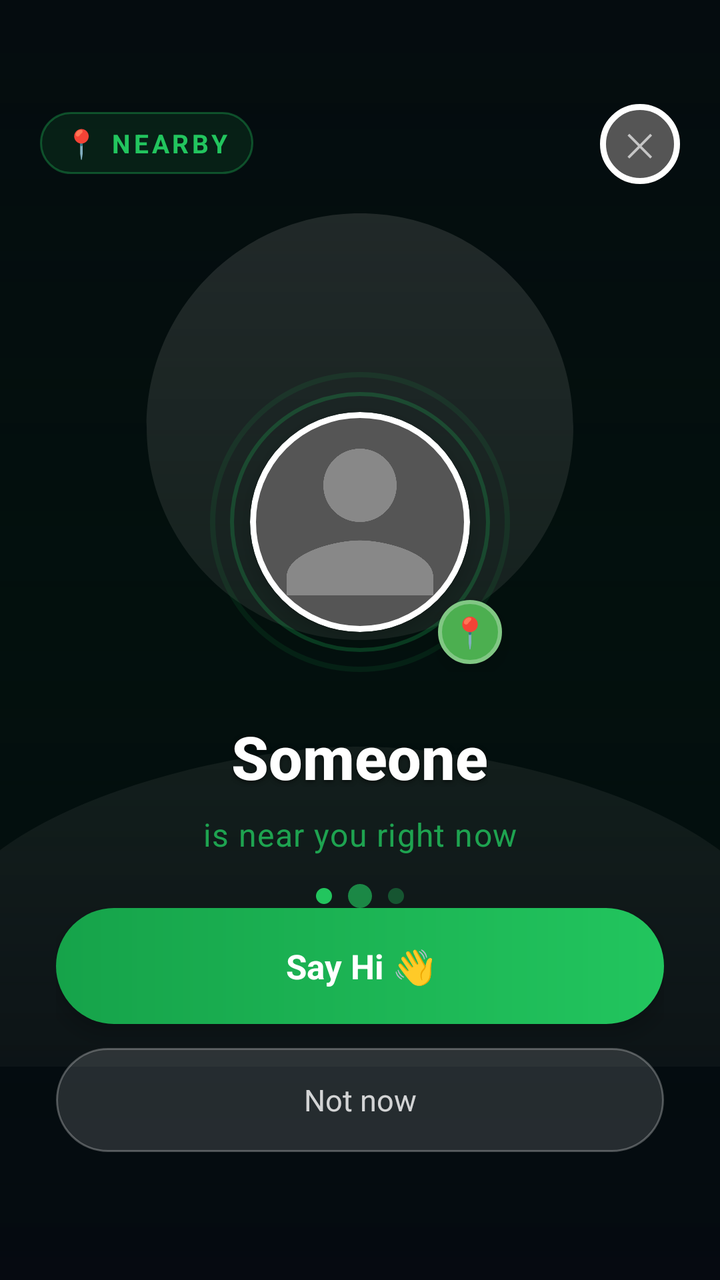
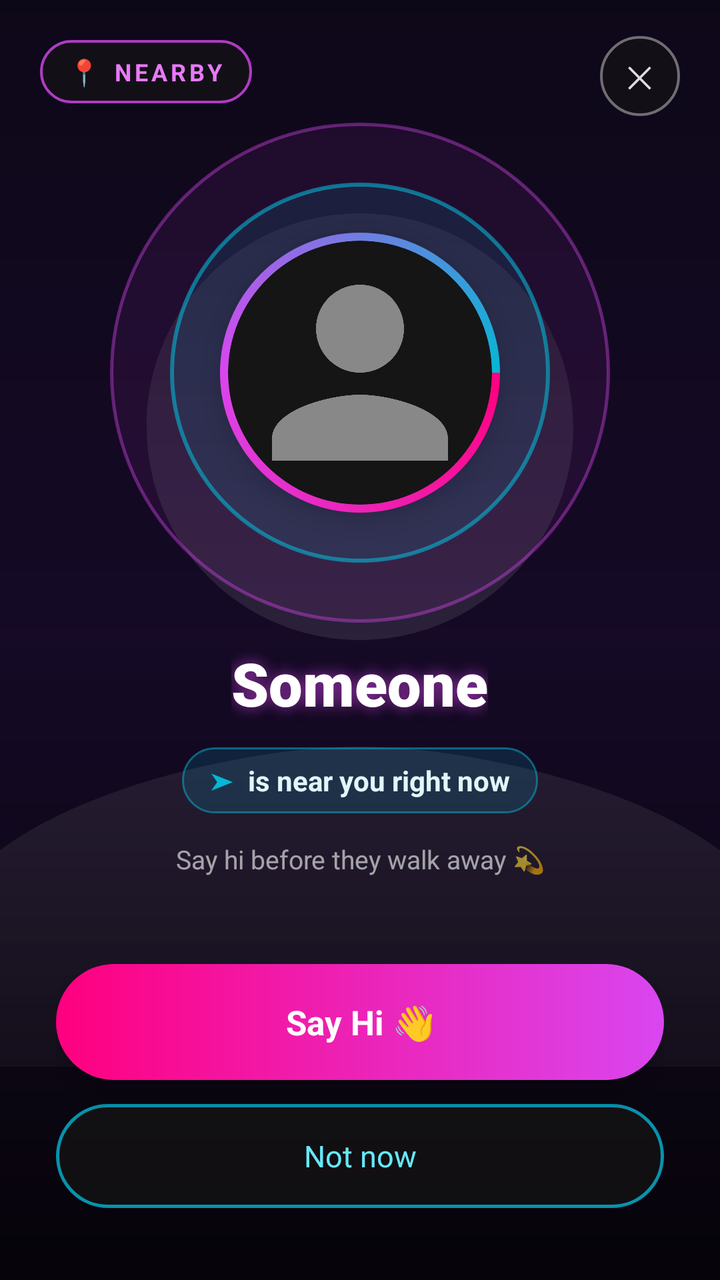

Compare the two renders of this Android layout. The source of the first and the diff that turns it into the second are given below.
<!-- AndroidManifest.xml: activity theme android:Theme.Black.NoTitleBar.Fullscreen -->
<!-- res/layout/activity_nearby_alert.xml -->
<?xml version="1.0" encoding="utf-8"?>
<FrameLayout xmlns:android="http://schemas.android.com/apk/res/android"
    android:layout_width="match_parent"
    android:layout_height="match_parent"
    android:background="#050A10">

    
    <ImageView
        android:id="@+id/ivBackground"
        android:layout_width="match_parent"
        android:layout_height="match_parent"
        android:scaleType="centerCrop"
        android:alpha="0.30"
        android:src="@drawable/ic_default_avatar" />

    
    <View
        android:layout_width="match_parent"
        android:layout_height="match_parent"
        android:background="@drawable/nearby_gradient_overlay" />

    
    <LinearLayout
        android:layout_width="wrap_content"
        android:layout_height="wrap_content"
        android:layout_gravity="top|start"
        android:layout_marginTop="56dp"
        android:layout_marginStart="20dp"
        android:orientation="horizontal"
        android:gravity="center_vertical"
        android:background="@drawable/nearby_badge_bg"
        android:paddingHorizontal="12dp"
        android:paddingVertical="6dp">

        <TextView
            android:layout_width="wrap_content"
            android:layout_height="wrap_content"
            android:text="📍"
            android:textSize="14sp" />

        <TextView
            android:layout_width="wrap_content"
            android:layout_height="wrap_content"
            android:layout_marginStart="6dp"
            android:text="NEARBY"
            android:textColor="#22C55E"
            android:textSize="13sp"
            android:textStyle="bold"
            android:letterSpacing="0.12" />
    </LinearLayout>

    
    <FrameLayout
        android:id="@+id/btnClose"
        android:layout_width="40dp"
        android:layout_height="40dp"
        android:layout_gravity="top|end"
        android:layout_marginTop="52dp"
        android:layout_marginEnd="20dp"
        android:background="@drawable/circle_avatar_bg">
        <TextView
            android:layout_width="wrap_content"
            android:layout_height="wrap_content"
            android:layout_gravity="center"
            android:text="✕"
            android:textColor="#AAFFFFFF"
            android:textSize="16sp" />
    </FrameLayout>

    
    <LinearLayout
        android:layout_width="match_parent"
        android:layout_height="wrap_content"
        android:layout_gravity="center_vertical"
        android:orientation="vertical"
        android:gravity="center_horizontal"
        android:paddingHorizontal="32dp">

        
        <FrameLayout
            android:layout_width="150dp"
            android:layout_height="150dp"
            android:layout_gravity="center_horizontal">

            
            <View
                android:layout_width="150dp"
                android:layout_height="150dp"
                android:background="@drawable/nearby_ring_outer"
                android:alpha="0.35" />

            
            <View
                android:layout_width="130dp"
                android:layout_height="130dp"
                android:layout_gravity="center"
                android:background="@drawable/nearby_ring_inner"
                android:alpha="0.5" />

            
            <ImageView
                android:id="@+id/ivSenderAvatar"
                android:layout_width="110dp"
                android:layout_height="110dp"
                android:layout_gravity="center"
                android:scaleType="centerCrop"
                android:src="@drawable/ic_default_avatar"
                android:background="@drawable/circle_avatar_bg"
                android:clipToOutline="true"
                android:elevation="4dp" />

            
            <TextView
                android:layout_width="32dp"
                android:layout_height="32dp"
                android:layout_gravity="bottom|end"
                android:layout_marginBottom="4dp"
                android:layout_marginEnd="4dp"
                android:background="@drawable/btn_accept_bg"
                android:gravity="center"
                android:text="📍"
                android:textSize="15sp"
                android:elevation="6dp" />
        </FrameLayout>

        
        <TextView
            android:id="@+id/tvSenderName"
            android:layout_width="wrap_content"
            android:layout_height="wrap_content"
            android:layout_marginTop="22dp"
            android:text="Someone"
            android:textColor="#FFFFFF"
            android:textSize="30sp"
            android:textStyle="bold"
            android:fontFamily="sans-serif-medium"
            android:shadowColor="#99000000"
            android:shadowDx="0"
            android:shadowDy="2"
            android:shadowRadius="6" />

        
        <TextView
            android:id="@+id/tvDistance"
            android:layout_width="wrap_content"
            android:layout_height="wrap_content"
            android:layout_marginTop="8dp"
            android:text="is near you right now"
            android:textColor="#CC22C55E"
            android:textSize="16sp"
            android:letterSpacing="0.03" />

        
        <LinearLayout
            android:layout_width="wrap_content"
            android:layout_height="wrap_content"
            android:layout_marginTop="14dp"
            android:orientation="horizontal"
            android:gravity="center_vertical">

            <TextView
                android:layout_width="8dp"
                android:layout_height="8dp"
                android:background="@drawable/nearby_dot"
                android:alpha="1.0" />
            <TextView
                android:layout_width="12dp"
                android:layout_height="12dp"
                android:layout_marginStart="8dp"
                android:background="@drawable/nearby_dot"
                android:alpha="0.65" />
            <TextView
                android:layout_width="8dp"
                android:layout_height="8dp"
                android:layout_marginStart="8dp"
                android:background="@drawable/nearby_dot"
                android:alpha="0.35" />
        </LinearLayout>

    </LinearLayout>

    
    <LinearLayout
        android:layout_width="match_parent"
        android:layout_height="wrap_content"
        android:layout_gravity="bottom"
        android:orientation="vertical"
        android:paddingBottom="64dp"
        android:paddingHorizontal="28dp">

        
        <Button
            android:id="@+id/btnConnect"
            android:layout_width="match_parent"
            android:layout_height="58dp"
            android:text="Say Hi 👋"
            android:textColor="#FFFFFF"
            android:textSize="17sp"
            android:textStyle="bold"
            android:background="@drawable/btn_nearby_connect"
            android:elevation="6dp" />

        <View
            android:layout_width="match_parent"
            android:layout_height="12dp" />

        
        <Button
            android:id="@+id/btnIgnore"
            android:layout_width="match_parent"
            android:layout_height="52dp"
            android:text="Not now"
            android:textColor="#CCFFFFFF"
            android:textSize="15sp"
            android:background="@drawable/btn_nearby_ignore"
            android:elevation="2dp" />

    </LinearLayout>

</FrameLayout>
<!-- resources referenced by this layout -->
<resources>
  <!-- drawable btn_accept_bg (drawable) -->
  <?xml version="1.0" encoding="utf-8"?>
  <shape xmlns:android="http://schemas.android.com/apk/res/android"
      android:shape="oval">
      <solid android:color="#FF4CAF50" />
      <stroke android:width="2dp" android:color="#FF81C784" />
  </shape>
  <!-- drawable btn_nearby_connect (drawable) -->
  <?xml version="1.0" encoding="utf-8"?>
  <shape xmlns:android="http://schemas.android.com/apk/res/android"
      android:shape="rectangle">
      <gradient
          android:angle="0"
          android:startColor="#16A34A"
          android:endColor="#22C55E"
          android:type="linear" />
      <corners android:radius="30dp" />
  </shape>
  <!-- drawable btn_nearby_ignore (drawable) -->
  <?xml version="1.0" encoding="utf-8"?>
  <shape xmlns:android="http://schemas.android.com/apk/res/android"
      android:shape="rectangle">
      <solid android:color="#22FFFFFF" />
      <stroke android:width="1dp" android:color="#44FFFFFF" />
      <corners android:radius="30dp" />
  </shape>
  <!-- drawable circle_avatar_bg (drawable) -->
  <?xml version="1.0" encoding="utf-8"?>
  <shape xmlns:android="http://schemas.android.com/apk/res/android"
      android:shape="oval">
      <solid android:color="#FF555555" />
      <stroke android:width="3dp" android:color="#FFFFFFFF" />
  </shape>
  <!-- drawable ic_default_avatar (drawable) -->
  <?xml version="1.0" encoding="utf-8"?>
  <vector xmlns:android="http://schemas.android.com/apk/res/android"
      android:width="140dp"
      android:height="140dp"
      android:viewportWidth="24"
      android:viewportHeight="24">
      <path
          android:fillColor="#FF888888"
          android:pathData="M12,12c2.21,0 4,-1.79 4,-4s-1.79,-4 -4,-4 -4,1.79 -4,4 1.79,4 4,4zM12,14c-2.67,0 -8,1.34 -8,4v2h16v-2c0,-2.66 -5.33,-4 -8,-4z" />
  </vector>
  <!-- drawable nearby_badge_bg (drawable) -->
  <?xml version="1.0" encoding="utf-8"?>
  <shape xmlns:android="http://schemas.android.com/apk/res/android"
      android:shape="rectangle">
      <solid android:color="#1A22C55E" />
      <stroke android:width="1dp" android:color="#5522C55E" />
      <corners android:radius="20dp" />
  </shape>
  <!-- drawable nearby_dot (drawable) -->
  <?xml version="1.0" encoding="utf-8"?>
  <shape xmlns:android="http://schemas.android.com/apk/res/android"
      android:shape="oval">
      <solid android:color="#22C55E" />
  </shape>
  <!-- drawable nearby_gradient_overlay (drawable) -->
  <?xml version="1.0" encoding="utf-8"?>
  <shape xmlns:android="http://schemas.android.com/apk/res/android">
      <gradient
          android:angle="90"
          android:startColor="#EE050A10"
          android:centerColor="#8800150A"
          android:endColor="#22001505"
          android:type="linear" />
  </shape>
  <!-- drawable nearby_ring_inner (drawable) -->
  <?xml version="1.0" encoding="utf-8"?>
  <shape xmlns:android="http://schemas.android.com/apk/res/android"
      android:shape="oval">
      <stroke android:width="2dp" android:color="#7722C55E" />
  </shape>
  <!-- drawable nearby_ring_outer (drawable) -->
  <?xml version="1.0" encoding="utf-8"?>
  <shape xmlns:android="http://schemas.android.com/apk/res/android"
      android:shape="oval">
      <stroke android:width="2.5dp" android:color="#4422C55E" />
  </shape>
</resources>

<!-- the commit's change to res/layout/activity_nearby_alert.xml (unified diff, before → after) -->
@@ -2,7 +2,8 @@
 <FrameLayout xmlns:android="http://schemas.android.com/apk/res/android"
     android:layout_width="match_parent"
     android:layout_height="match_parent"
-    android:background="#050A10">
+    android:background="#0D0818"
+    android:fitsSystemWindows="true">
 
     
     <ImageView
@@ -10,61 +11,60 @@
         android:layout_width="match_parent"
         android:layout_height="match_parent"
         android:scaleType="centerCrop"
-        android:alpha="0.30"
+        android:alpha="0.45"
         android:src="@drawable/ic_default_avatar" />
 
-    
     <View
         android:layout_width="match_parent"
         android:layout_height="match_parent"
-        android:background="@drawable/nearby_gradient_overlay" />
+        android:background="@drawable/neon_nearby_overlay" />
 
     
     <LinearLayout
         android:layout_width="wrap_content"
         android:layout_height="wrap_content"
         android:layout_gravity="top|start"
-        android:layout_marginTop="56dp"
         android:layout_marginStart="20dp"
+        android:layout_marginTop="20dp"
+        android:background="@drawable/neon_nearby_badge"
+        android:gravity="center_vertical"
         android:orientation="horizontal"
-        android:gravity="center_vertical"
-        android:background="@drawable/nearby_badge_bg"
-        android:paddingHorizontal="12dp"
-        android:paddingVertical="6dp">
+        android:paddingHorizontal="14dp"
+        android:paddingVertical="7dp">
 
         <TextView
             android:layout_width="wrap_content"
             android:layout_height="wrap_content"
             android:text="📍"
-            android:textSize="14sp" />
+            android:textSize="13sp" />
 
         <TextView
             android:layout_width="wrap_content"
             android:layout_height="wrap_content"
             android:layout_marginStart="6dp"
+            android:letterSpacing="0.14"
             android:text="NEARBY"
-            android:textColor="#22C55E"
-            android:textSize="13sp"
-            android:textStyle="bold"
-            android:letterSpacing="0.12" />
+            android:textColor="#FFE879F9"
+            android:textSize="12sp"
+            android:textStyle="bold" />
     </LinearLayout>
 
-    
     <FrameLayout
         android:id="@+id/btnClose"
         android:layout_width="40dp"
         android:layout_height="40dp"
         android:layout_gravity="top|end"
-        android:layout_marginTop="52dp"
+        android:layout_marginTop="18dp"
         android:layout_marginEnd="20dp"
-        android:background="@drawable/circle_avatar_bg">
+        android:background="@drawable/neon_nearby_close">
+
         <TextView
             android:layout_width="wrap_content"
             android:layout_height="wrap_content"
             android:layout_gravity="center"
             android:text="✕"
-            android:textColor="#AAFFFFFF"
-            android:textSize="16sp" />
+            android:textColor="#DDFFFFFF"
+            android:textSize="15sp" />
     </FrameLayout>
 
     
@@ -72,111 +72,102 @@
         android:layout_width="match_parent"
         android:layout_height="wrap_content"
         android:layout_gravity="center_vertical"
+        android:layout_marginBottom="70dp"
+        android:gravity="center_horizontal"
         android:orientation="vertical"
-        android:gravity="center_horizontal"
-        android:paddingHorizontal="32dp">
-
-        
+        android:paddingHorizontal="28dp">
+
         <FrameLayout
-            android:layout_width="150dp"
-            android:layout_height="150dp"
-            android:layout_gravity="center_horizontal">
+            android:layout_width="250dp"
+            android:layout_height="250dp">
 
             
             <View
-                android:layout_width="150dp"
-                android:layout_height="150dp"
-                android:background="@drawable/nearby_ring_outer"
-                android:alpha="0.35" />
+                android:id="@+id/ringOuter"
+                android:layout_width="250dp"
+                android:layout_height="250dp"
+                android:layout_gravity="center"
+                android:background="@drawable/neon_nearby_ring_outer" />
+
+            <View
+                android:id="@+id/ringInner"
+                android:layout_width="190dp"
+                android:layout_height="190dp"
+                android:layout_gravity="center"
+                android:background="@drawable/neon_nearby_ring_inner" />
 
             
-            <View
-                android:layout_width="130dp"
-                android:layout_height="130dp"
+            <FrameLayout
+                android:layout_width="140dp"
+                android:layout_height="140dp"
                 android:layout_gravity="center"
-                android:background="@drawable/nearby_ring_inner"
-                android:alpha="0.5" />
-
-            
-            <ImageView
-                android:id="@+id/ivSenderAvatar"
-                android:layout_width="110dp"
-                android:layout_height="110dp"
-                android:layout_gravity="center"
-                android:scaleType="centerCrop"
-                android:src="@drawable/ic_default_avatar"
-                android:background="@drawable/circle_avatar_bg"
-                android:clipToOutline="true"
-                android:elevation="4dp" />
-
-            
-            <TextView
-                android:layout_width="32dp"
-                android:layout_height="32dp"
-                android:layout_gravity="bottom|end"
-                android:layout_marginBottom="4dp"
-                android:layout_marginEnd="4dp"
-                android:background="@drawable/btn_accept_bg"
-                android:gravity="center"
-                android:text="📍"
-                android:textSize="15sp"
-                android:elevation="6dp" />
+                android:background="@drawable/neon_nearby_avatar_frame"
+                android:elevation="8dp"
+                android:padding="4dp">
+
+                <ImageView
+                    android:id="@+id/ivSenderAvatar"
+                    android:layout_width="match_parent"
+                    android:layout_height="match_parent"
+                    android:background="@drawable/neon_nearby_avatar_bg"
+                    android:clipToOutline="true"
+                    android:scaleType="centerCrop"
+                    android:src="@drawable/ic_default_avatar" />
+            </FrameLayout>
         </FrameLayout>
 
-        
         <TextView
             android:id="@+id/tvSenderName"
             android:layout_width="wrap_content"
             android:layout_height="wrap_content"
-            android:layout_marginTop="22dp"
+            android:layout_marginTop="10dp"
+            android:ellipsize="end"
+            android:fontFamily="sans-serif-black"
+            android:gravity="center"
+            android:maxLines="1"
+            android:shadowColor="#AAD946EF"
+            android:shadowRadius="18"
             android:text="Someone"
-            android:textColor="#FFFFFF"
-            android:textSize="30sp"
-            android:textStyle="bold"
-            android:fontFamily="sans-serif-medium"
-            android:shadowColor="#99000000"
-            android:shadowDx="0"
-            android:shadowDy="2"
-            android:shadowRadius="6" />
-
-        
-        <TextView
-            android:id="@+id/tvDistance"
-            android:layout_width="wrap_content"
-            android:layout_height="wrap_content"
-            android:layout_marginTop="8dp"
-            android:text="is near you right now"
-            android:textColor="#CC22C55E"
-            android:textSize="16sp"
-            android:letterSpacing="0.03" />
+            android:textColor="#FFFFFFFF"
+            android:textSize="30sp" />
 
         
         <LinearLayout
             android:layout_width="wrap_content"
             android:layout_height="wrap_content"
+            android:layout_marginTop="12dp"
+            android:background="@drawable/neon_nearby_pill"
+            android:gravity="center_vertical"
+            android:orientation="horizontal"
+            android:paddingHorizontal="14dp"
+            android:paddingVertical="7dp">
+
+            <TextView
+                android:layout_width="wrap_content"
+                android:layout_height="wrap_content"
+                android:text="➤"
+                android:textColor="#FF06B6D4"
+                android:textSize="12sp" />
+
+            <TextView
+                android:id="@+id/tvDistance"
+                android:layout_width="wrap_content"
+                android:layout_height="wrap_content"
+                android:layout_marginStart="7dp"
+                android:text="is near you right now"
+                android:textColor="#FFE0F7FA"
+                android:textSize="14sp"
+                android:textStyle="bold" />
+        </LinearLayout>
+
+        <TextView
+            android:layout_width="wrap_content"
+            android:layout_height="wrap_content"
             android:layout_marginTop="14dp"
-            android:orientation="horizontal"
-            android:gravity="center_vertical">
-
-            <TextView
-                android:layout_width="8dp"
-                android:layout_height="8dp"
-                android:background="@drawable/nearby_dot"
-                android:alpha="1.0" />
-            <TextView
-                android:layout_width="12dp"
-                android:layout_height="12dp"
-                android:layout_marginStart="8dp"
-                android:background="@drawable/nearby_dot"
-                android:alpha="0.65" />
-            <TextView
-                android:layout_width="8dp"
-                android:layout_height="8dp"
-                android:layout_marginStart="8dp"
-                android:background="@drawable/nearby_dot"
-                android:alpha="0.35" />
-        </LinearLayout>
-
+            android:gravity="center"
+            android:text="Say hi before they walk away 💫"
+            android:textColor="#99FFFFFF"
+            android:textSize="13sp" />
     </LinearLayout>
 
     
@@ -185,36 +176,33 @@
         android:layout_height="wrap_content"
         android:layout_gravity="bottom"
         android:orientation="vertical"
-        android:paddingBottom="64dp"
-        android:paddingHorizontal="28dp">
-
-        
+        android:paddingHorizontal="28dp"
+        android:paddingBottom="36dp">
+
         <Button
             android:id="@+id/btnConnect"
             android:layout_width="match_parent"
             android:layout_height="58dp"
+            android:background="@drawable/neon_nearby_btn_primary"
+            android:elevation="8dp"
+            android:stateListAnimator="@null"
             android:text="Say Hi 👋"
-            android:textColor="#FFFFFF"
+            android:textAllCaps="false"
+            android:textColor="#FFFFFFFF"
             android:textSize="17sp"
-            android:textStyle="bold"
-            android:background="@drawable/btn_nearby_connect"
-            android:elevation="6dp" />
-
-        <View
-            android:layout_width="match_parent"
-            android:layout_height="12dp" />
-
-        
+            android:textStyle="bold" />
+
         <Button
             android:id="@+id/btnIgnore"
             android:layout_width="match_parent"
             android:layout_height="52dp"
+            android:layout_marginTop="12dp"
+            android:background="@drawable/neon_nearby_btn_secondary"
+            android:stateListAnimator="@null"
             android:text="Not now"
-            android:textColor="#CCFFFFFF"
-            android:textSize="15sp"
-            android:background="@drawable/btn_nearby_ignore"
-            android:elevation="2dp" />
-
+            android:textAllCaps="false"
+            android:textColor="#FF67E8F9"
+            android:textSize="15sp" />
     </LinearLayout>
 
 </FrameLayout>
<!-- resource entries referenced after the edit -->
@@ -1,38 +1,5 @@
 <!-- resources referenced by this layout -->
 <resources>
-  <!-- drawable btn_accept_bg (drawable) -->
-  <?xml version="1.0" encoding="utf-8"?>
-  <shape xmlns:android="http://schemas.android.com/apk/res/android"
-      android:shape="oval">
-      <solid android:color="#FF4CAF50" />
-      <stroke android:width="2dp" android:color="#FF81C784" />
-  </shape>
-  <!-- drawable btn_nearby_connect (drawable) -->
-  <?xml version="1.0" encoding="utf-8"?>
-  <shape xmlns:android="http://schemas.android.com/apk/res/android"
-      android:shape="rectangle">
-      <gradient
-          android:angle="0"
-          android:startColor="#16A34A"
-          android:endColor="#22C55E"
-          android:type="linear" />
-      <corners android:radius="30dp" />
-  </shape>
-  <!-- drawable btn_nearby_ignore (drawable) -->
-  <?xml version="1.0" encoding="utf-8"?>
-  <shape xmlns:android="http://schemas.android.com/apk/res/android"
-      android:shape="rectangle">
-      <solid android:color="#22FFFFFF" />
-      <stroke android:width="1dp" android:color="#44FFFFFF" />
-      <corners android:radius="30dp" />
-  </shape>
-  <!-- drawable circle_avatar_bg (drawable) -->
-  <?xml version="1.0" encoding="utf-8"?>
-  <shape xmlns:android="http://schemas.android.com/apk/res/android"
-      android:shape="oval">
-      <solid android:color="#FF555555" />
-      <stroke android:width="3dp" android:color="#FFFFFFFF" />
-  </shape>
   <!-- drawable ic_default_avatar (drawable) -->
   <?xml version="1.0" encoding="utf-8"?>
   <vector xmlns:android="http://schemas.android.com/apk/res/android"
@@ -44,41 +11,81 @@
           android:fillColor="#FF888888"
           android:pathData="M12,12c2.21,0 4,-1.79 4,-4s-1.79,-4 -4,-4 -4,1.79 -4,4 1.79,4 4,4zM12,14c-2.67,0 -8,1.34 -8,4v2h16v-2c0,-2.66 -5.33,-4 -8,-4z" />
   </vector>
-  <!-- drawable nearby_badge_bg (drawable) -->
+  <!-- drawable neon_nearby_avatar_bg (drawable) -->
   <?xml version="1.0" encoding="utf-8"?>
-  <shape xmlns:android="http://schemas.android.com/apk/res/android"
-      android:shape="rectangle">
-      <solid android:color="#1A22C55E" />
-      <stroke android:width="1dp" android:color="#5522C55E" />
-      <corners android:radius="20dp" />
+  <shape xmlns:android="http://schemas.android.com/apk/res/android" android:shape="oval">
+      <solid android:color="#FF151515" />
   </shape>
-  <!-- drawable nearby_dot (drawable) -->
+  <!-- drawable neon_nearby_avatar_frame (drawable) -->
   <?xml version="1.0" encoding="utf-8"?>
-  <shape xmlns:android="http://schemas.android.com/apk/res/android"
-      android:shape="oval">
-      <solid android:color="#22C55E" />
+  <shape xmlns:android="http://schemas.android.com/apk/res/android" android:shape="oval">
+      <gradient
+          android:type="sweep"
+          android:startColor="#FFFF007F"
+          android:centerColor="#FFD946EF"
+          android:endColor="#FF06B6D4" />
   </shape>
-  <!-- drawable nearby_gradient_overlay (drawable) -->
+  <!-- drawable neon_nearby_badge (drawable) -->
+  <?xml version="1.0" encoding="utf-8"?>
+  <shape xmlns:android="http://schemas.android.com/apk/res/android" android:shape="rectangle">
+      <corners android:radius="16dp" />
+      <solid android:color="#B3151515" />
+      <stroke android:width="1.2dp" android:color="#CCD946EF" />
+  </shape>
+  <!-- drawable neon_nearby_btn_primary (drawable) -->
+  <?xml version="1.0" encoding="utf-8"?>
+  <ripple xmlns:android="http://schemas.android.com/apk/res/android" android:color="#33FFFFFF">
+      <item>
+          <shape android:shape="rectangle">
+              <corners android:radius="29dp" />
+              <gradient android:angle="0" android:startColor="#FFFF007F" android:endColor="#FFD946EF" />
+          </shape>
+      </item>
+  </ripple>
+  <!-- drawable neon_nearby_btn_secondary (drawable) -->
+  <?xml version="1.0" encoding="utf-8"?>
+  <ripple xmlns:android="http://schemas.android.com/apk/res/android" android:color="#2206B6D4">
+      <item>
+          <shape android:shape="rectangle">
+              <corners android:radius="26dp" />
+              <solid android:color="#B3151515" />
+              <stroke android:width="1.5dp" android:color="#CC06B6D4" />
+          </shape>
+      </item>
+  </ripple>
+  <!-- drawable neon_nearby_close (drawable) -->
+  <?xml version="1.0" encoding="utf-8"?>
+  <shape xmlns:android="http://schemas.android.com/apk/res/android" android:shape="oval">
+      <solid android:color="#B3151515" />
+      <stroke android:width="1.2dp" android:color="#66FFFFFF" />
+  </shape>
+  <!-- drawable neon_nearby_overlay (drawable) -->
   <?xml version="1.0" encoding="utf-8"?>
   <shape xmlns:android="http://schemas.android.com/apk/res/android">
       <gradient
-          android:angle="90"
-          android:startColor="#EE050A10"
-          android:centerColor="#8800150A"
-          android:endColor="#22001505"
-          android:type="linear" />
+          android:angle="270"
+          android:startColor="#CC0D0818"
+          android:centerColor="#991A0A2E"
+          android:endColor="#F2050308" />
   </shape>
-  <!-- drawable nearby_ring_inner (drawable) -->
+  <!-- drawable neon_nearby_pill (drawable) -->
   <?xml version="1.0" encoding="utf-8"?>
-  <shape xmlns:android="http://schemas.android.com/apk/res/android"
-      android:shape="oval">
-      <stroke android:width="2dp" android:color="#7722C55E" />
+  <shape xmlns:android="http://schemas.android.com/apk/res/android" android:shape="rectangle">
+      <corners android:radius="18dp" />
+      <solid android:color="#2606B6D4" />
+      <stroke android:width="1dp" android:color="#8006B6D4" />
   </shape>
-  <!-- drawable nearby_ring_outer (drawable) -->
+  <!-- drawable neon_nearby_ring_inner (drawable) -->
   <?xml version="1.0" encoding="utf-8"?>
-  <shape xmlns:android="http://schemas.android.com/apk/res/android"
-      android:shape="oval">
-      <stroke android:width="2.5dp" android:color="#4422C55E" />
+  <shape xmlns:android="http://schemas.android.com/apk/res/android" android:shape="oval">
+      <solid android:color="#1A06B6D4" />
+      <stroke android:width="2dp" android:color="#9906B6D4" />
+  </shape>
+  <!-- drawable neon_nearby_ring_outer (drawable) -->
+  <?xml version="1.0" encoding="utf-8"?>
+  <shape xmlns:android="http://schemas.android.com/apk/res/android" android:shape="oval">
+      <solid android:color="#14D946EF" />
+      <stroke android:width="1.5dp" android:color="#66D946EF" />
   </shape>
 </resources>
 
